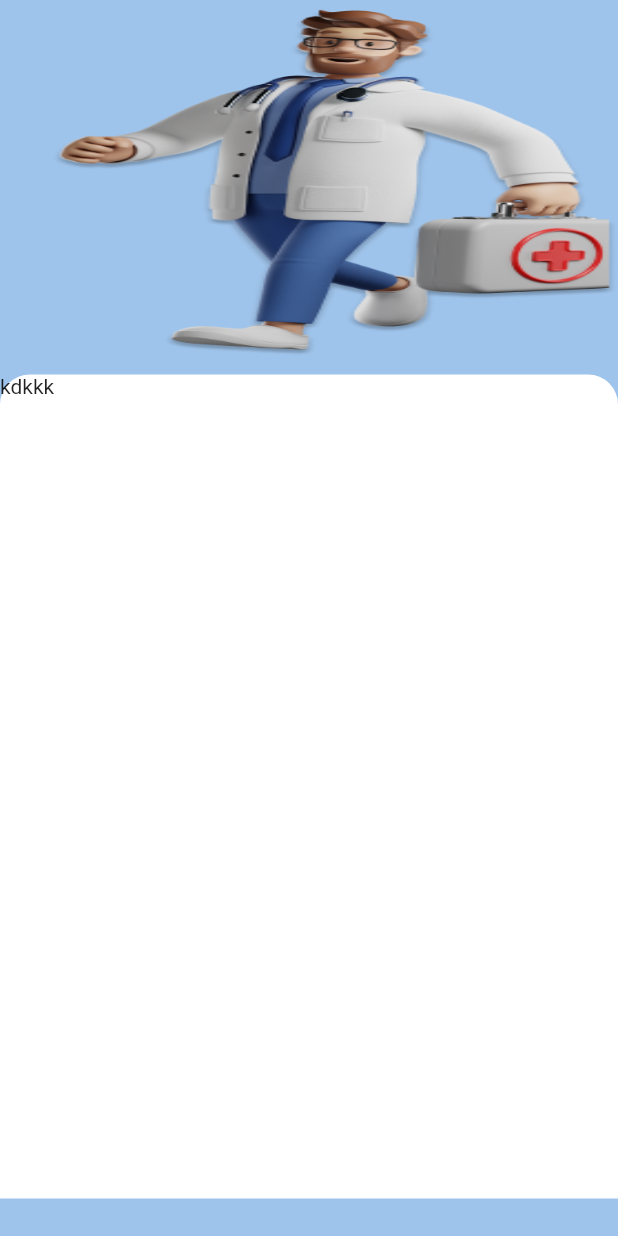
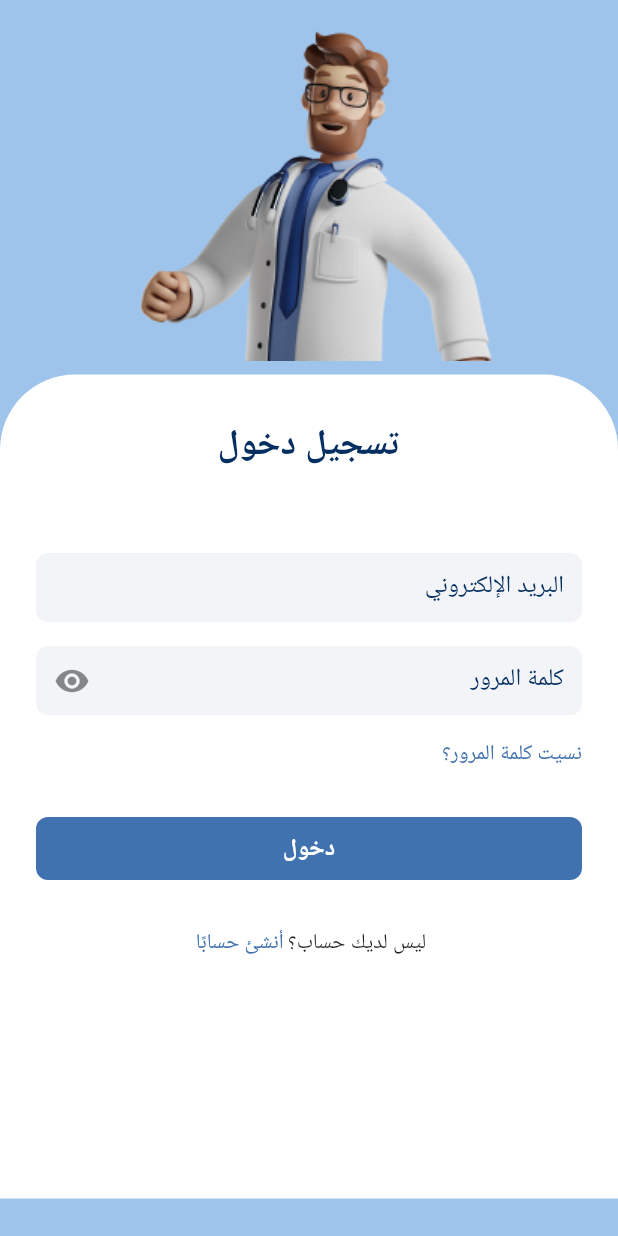
Before and after one commit to Khaled-alamri/new_project_flutter_team, a Flutter app: the screen it shows after launch, on a phone screen of 412 x 824 dp. Run offline on Flutter 3.47's test engine with Material 2 defaults, Android fonts, the phone set to English and light mode, and no system bars; our stand-ins replace get.

Commit message:
Login page UI

```diff
--- /dev/null
+++ b/lib/View/AppColors.dart
@@ -0,0 +1,9 @@
+
+import 'package:flutter/material.dart';
+
+class AppColors {
+  static const greyBlue = Color(0xffF2F4F7);
+  static const lightBlue = Color(0xff9FC4EB);
+  static const darkBlue = Color(0xff3F72AF);
+  static const blackBlue = Color(0xff052F61);
+}
--- a/lib/View/Component/Login_imag.dart
+++ b/lib/View/Component/Login_imag.dart
@@ -13,7 +13,9 @@ class Login_Imag extends StatelessWidget {
             width: Get.width/4,
             decoration: const BoxDecoration(
               image: DecorationImage(
-                  image: AssetImage("Images/doctor.png"), fit:BoxFit.fill,),
+                  image: AssetImage("Images/doctor.png"),
+                  //fit:BoxFit.fill,
+                  ),
             ),
           );
   }
--- /dev/null
+++ b/lib/View/Component/button.dart
@@ -0,0 +1,31 @@
+import 'package:flutter/material.dart';
+
+import '../AppColors.dart';
+
+class BlueButton extends StatelessWidget {
+  final VoidCallback function;
+  final String text;
+
+  const BlueButton(this.text, this.function);
+
+  @override
+  Widget build(BuildContext context) {
+    return Container(
+      width: double.infinity,
+      height: 42,
+      margin: EdgeInsets.symmetric(vertical: 24),
+      child: ElevatedButton(
+        onPressed: function,
+        style: ElevatedButton.styleFrom(
+            primary: AppColors.darkBlue,
+            onPrimary: Colors.white,
+            elevation: 0, // remove shadow
+            shape: RoundedRectangleBorder(borderRadius: BorderRadius.circular(8))),
+        child: Text(
+          text,
+          style: TextStyle(fontSize: 16, fontWeight: FontWeight.w600),
+        ),
+      ),
+    );
+  }
+}
--- /dev/null
+++ b/lib/View/Component/clicked_label.dart
@@ -0,0 +1,25 @@
+import 'package:flutter/material.dart';
+
+import '../AppColors.dart';
+
+class ClickedLabel extends StatelessWidget {
+  final String label;
+  final VoidCallback function;
+
+  const ClickedLabel(this.label, this.function);
+
+  @override
+  Widget build(BuildContext context) {
+    return TextButton(
+      onPressed: function,
+      style: TextButton.styleFrom(
+        padding: EdgeInsets.zero,
+        tapTargetSize: MaterialTapTargetSize.shrinkWrap,
+      ),
+      child: Text(
+        label,
+        style: TextStyle(color: AppColors.darkBlue, fontSize: 14),
+      ),
+    );
+  }
+}
--- /dev/null
+++ b/lib/View/Component/input_field.dart
@@ -0,0 +1,30 @@
+import 'package:flutter/material.dart';
+import 'package:flutter_project/View/AppColors.dart';
+
+class InputField extends StatelessWidget {
+  final String label;
+
+  const InputField(
+    this.label,
+  );
+
+  @override
+  Widget build(BuildContext context) {
+    return Container(
+      height: 46,
+      margin: const EdgeInsets.symmetric(vertical: 8.0),
+      child: TextField(
+        decoration: InputDecoration(
+          labelText: label,
+          filled: true,
+          fillColor: Color(0xffF2F4F7),
+          labelStyle: TextStyle(color: AppColors.blackBlue),
+          border: OutlineInputBorder(
+            borderRadius: BorderRadius.circular(8),
+            borderSide: BorderSide.none,
+          ),
+        ),
+      ),
+    );
+  }
+}
--- /dev/null
+++ b/lib/View/Component/login_form.dart
@@ -0,0 +1,33 @@
+import 'package:flutter/material.dart';
+import 'package:flutter_project/View/AppColors.dart';
+import 'package:flutter_project/View/Component/button.dart';
+import 'package:flutter_project/View/Component/clicked_label.dart';
+import 'package:flutter_project/View/Component/page_title.dart';
+import './input_field.dart';
+import './password_field.dart';
+
+class LoginForm extends StatelessWidget {
+  const LoginForm({super.key});
+
+  @override
+  Widget build(BuildContext context) {
+    return Column(
+      crossAxisAlignment: CrossAxisAlignment.start,
+      children: [
+        PageTitle('تسجيل دخول'),
+        InputField('البريد الإلكتروني'),
+        PasswordField('كلمة المرور'),
+        ClickedLabel('نسيت كلمة المرور؟', () { }),
+        BlueButton('دخول', () {}),
+        //Text("createAccount"),
+        Row(
+          mainAxisAlignment: MainAxisAlignment.center,
+          children: [
+            Text('ليس لديك حساب؟'),
+            ClickedLabel('أنشئ حسابًا', () { }),
+          ],
+        )
+      ],
+    );
+  }
+}
--- /dev/null
+++ b/lib/View/Component/page_title.dart
@@ -0,0 +1,25 @@
+import 'package:flutter/material.dart';
+
+import '../AppColors.dart';
+
+class PageTitle extends StatelessWidget {
+  final String title;
+
+  const PageTitle(this.title);
+
+  @override
+  Widget build(BuildContext context) {
+    return Container(
+      alignment: Alignment.center,
+      padding: const EdgeInsets.only(top: 30, bottom: 48),
+      child: Text(
+        title,
+        style: const TextStyle(
+          color: AppColors.blackBlue,
+          fontSize: 24,
+          fontWeight: FontWeight.bold,
+        ),
+      ),
+    );
+  }
+}
--- /dev/null
+++ b/lib/View/Component/password_field.dart
@@ -0,0 +1,29 @@
+import 'package:flutter/material.dart';
+import 'package:flutter_project/View/AppColors.dart';
+
+class PasswordField extends StatelessWidget {
+  final String label;
+
+  const PasswordField(this.label);
+
+  @override
+  Widget build(BuildContext context) {
+    return Container(
+      height: 46,
+      margin: const EdgeInsets.symmetric(vertical: 8.0),
+      child: TextField(
+        decoration: InputDecoration(
+          suffixIcon: Icon(Icons.remove_red_eye),
+          labelText: label,
+          filled: true,
+          fillColor: Color(0xffF2F4F7),
+          labelStyle: TextStyle(color: AppColors.blackBlue),
+          border: OutlineInputBorder(
+            borderRadius: BorderRadius.circular(8),
+            borderSide: BorderSide.none,
+          ),
+        ),
+      ),
+    );
+  }
+}
--- a/lib/View/Login.dart
+++ b/lib/View/Login.dart
@@ -1,8 +1,9 @@
 import 'package:flutter/material.dart';
-import 'package:flutter/src/widgets/framework.dart';
-import 'package:flutter/src/widgets/placeholder.dart';
-import 'package:flutter_project/View/Component/Login_imag.dart';
+import 'package:flutter/services.dart';
 import 'package:get/get.dart';
+
+import 'Component/Login_imag.dart';
+import 'Component/login_form.dart';
 
 class Login extends StatelessWidget {
   const Login({super.key});
@@ -10,17 +11,28 @@ class Login extends StatelessWidget {
   @override
   Widget build(BuildContext context) {
     return Scaffold(
+      // appBar: AppBar(
+      //     systemOverlayStyle: SystemUiOverlayStyle(
+      //   statusBarColor: Colors.red, // <-- SEE HERE
+      //   statusBarIconBrightness:
+      //       Brightness.dark, //<-- For Android SEE HERE (dark icons)
+      //   statusBarBrightness:
+      //       Brightness.light, //<-- For iOS SEE HERE (dark icons)
+      // )),
       backgroundColor: Color(0xff9FC4EB),
       body: ListView(
         children: [
           Login_Imag(),
           Container(
-            height: Get.height/1.5,
+            child: LoginForm(),
+            padding: EdgeInsets.symmetric(horizontal: 24),
+            height: Get.height / 1.5,
             width: Get.width,
             decoration: BoxDecoration(
-    borderRadius: BorderRadius.only(topLeft:Radius.circular(20),topRight: Radius.circular(20)),
-     color: Colors.white,
-  ),child: Text("kdkkk"),
+              borderRadius: BorderRadius.only(
+                  topLeft: Radius.circular(50), topRight: Radius.circular(50)),
+              color: Colors.white,
+            ),
           ),
         ],
       ),
--- a/lib/main.dart
+++ b/lib/main.dart
@@ -10,8 +10,13 @@ class MyApp extends StatelessWidget {
 
   @override
   Widget build(BuildContext context) {
-    return const MaterialApp(
-      home: Login(),
+    return MaterialApp(
+      title: "HEACRE",
+      home: Directionality(
+        // change the direction from right to left
+        textDirection: TextDirection.rtl,
+        child: Login(),
+      ),
     );
   }
 }
```
Also changed, not shown: pubspec.yaml (+7 -5 lines), Images/doctor.png.
